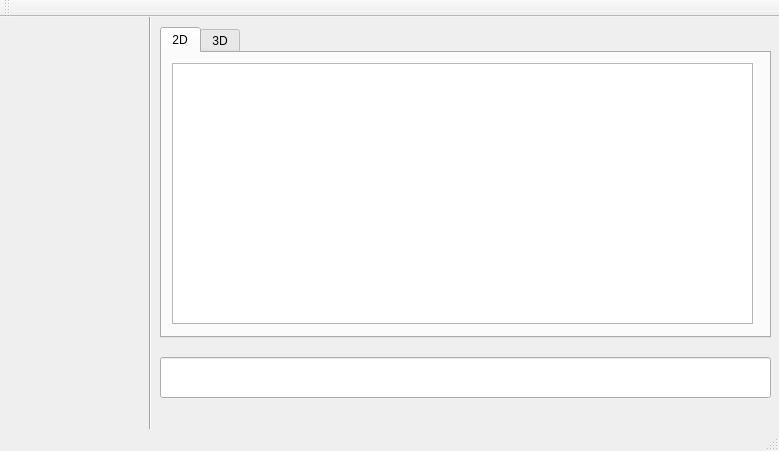
This is View/mainwindow.ui in Qt-MVC-MVVM/MiniGrapher as Qt 5 draws it before an edit. The edited form follows.
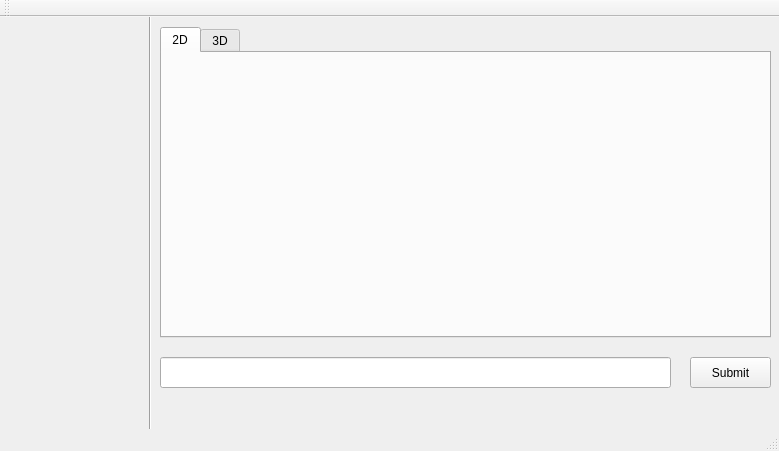
This is the edited form.

Commit message: Add View-2D part and button in main window

What changed in the file:
```diff
--- a/View/mainwindow.ui
+++ b/View/mainwindow.ui
@@ -43,16 +43,6 @@
      <attribute name="title">
       <string>2D</string>
      </attribute>
-     <widget class="QGraphicsView" name="graphicsView_2">
-      <property name="geometry">
-       <rect>
-        <x>10</x>
-        <y>10</y>
-        <width>581</width>
-        <height>261</height>
-       </rect>
-      </property>
-     </widget>
     </widget>
     <widget class="QWidget" name="widget">
      <attribute name="title">
@@ -75,11 +65,24 @@
      <rect>
       <x>160</x>
       <y>340</y>
-      <width>611</width>
-      <height>41</height>
+      <width>511</width>
+      <height>31</height>
      </rect>
     </property>
    </widget>
+   <widget class="QPushButton" name="SubmitButton">
+    <property name="geometry">
+     <rect>
+      <x>690</x>
+      <y>340</y>
+      <width>81</width>
+      <height>31</height>
+     </rect>
+    </property>
+    <property name="text">
+     <string>Submit</string>
+    </property>
+   </widget>
   </widget>
   <widget class="QMenuBar" name="menuBar">
    <property name="geometry">
```
Left out of the diff: 16 changed lines with no effect on the pictures. The commit also changes 9 other files.
